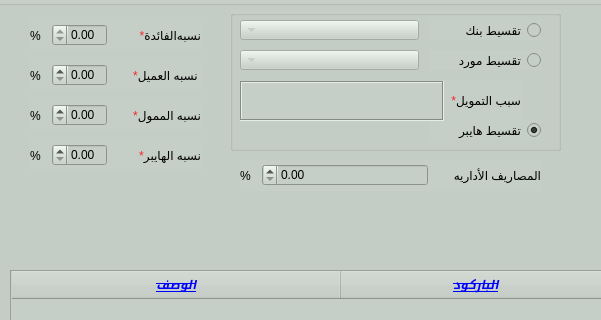
Old version of the form presentation/installment_ui/Installment_create.ui in the repository shymaa123456/HyperPOS2020; both pictures show x 0 to 601 and y 0 to 320 of the 1260 by 713 pixel window.
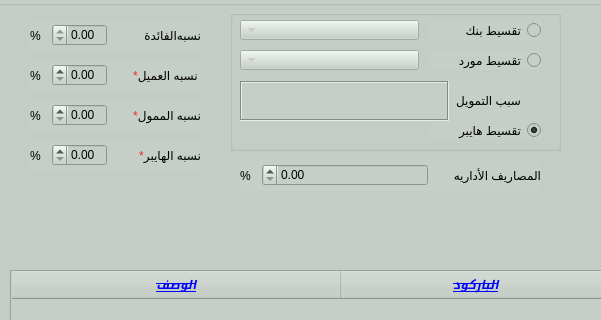
New version of the form.

Commit message: installment Create 06072021

Patch:
```diff
--- a/presentation/installment_ui/Installment_create.ui
+++ b/presentation/installment_ui/Installment_create.ui
@@ -595,7 +595,7 @@
         <enum>Qt::RightToLeft</enum>
        </property>
        <property name="text">
-        <string>&lt;html&gt;&lt;head/&gt;&lt;body&gt;&lt;p align=&quot;right&quot;&gt;&lt;span style=&quot; color:#ef2929;&quot;&gt;*&lt;/span&gt;&lt;span style=&quot; color:#000000;&quot;&gt;نسبه&lt;/span&gt;&lt;span style=&quot; color:#ef2929;&quot;/&gt;الفائدة&lt;/p&gt;&lt;/body&gt;&lt;/html&gt;</string>
+        <string>&lt;html&gt;&lt;head/&gt;&lt;body&gt;&lt;p align=&quot;right&quot;&gt;&lt;span style=&quot; color:#000000;&quot;&gt;نسبه&lt;/span&gt;الفائدة&lt;/p&gt;&lt;/body&gt;&lt;/html&gt;</string>
        </property>
        <property name="scaledContents">
         <bool>false</bool>
@@ -1297,7 +1297,7 @@
          <enum>Qt::RightToLeft</enum>
         </property>
         <property name="text">
-         <string>&lt;html&gt;&lt;head/&gt;&lt;body&gt;&lt;p align=&quot;right&quot;&gt;&lt;span style=&quot; color:#ef2929;&quot;&gt;*&lt;/span&gt;سبب التمويل&lt;/p&gt;&lt;/body&gt;&lt;/html&gt;</string>
+         <string>&lt;html&gt;&lt;head/&gt;&lt;body&gt;&lt;p align=&quot;right&quot;&gt;سبب التمويل&lt;/p&gt;&lt;/body&gt;&lt;/html&gt;</string>
         </property>
         <property name="scaledContents">
          <bool>false</bool>
```
The commit also changes 1 other file.
